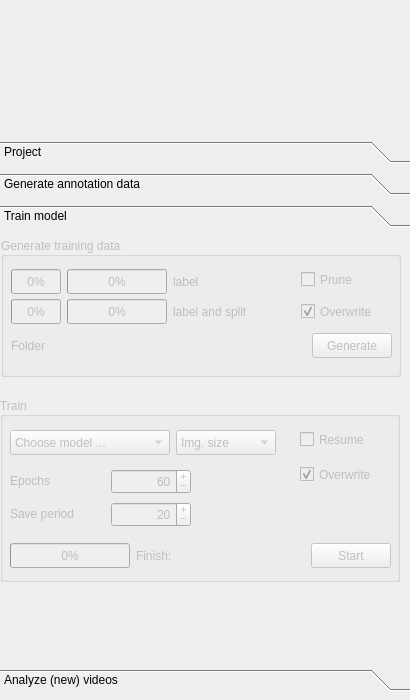
First picture: the form in octron/qt_gui/octron.ui, repository horsto/OCTRON-GUI, before the edit.
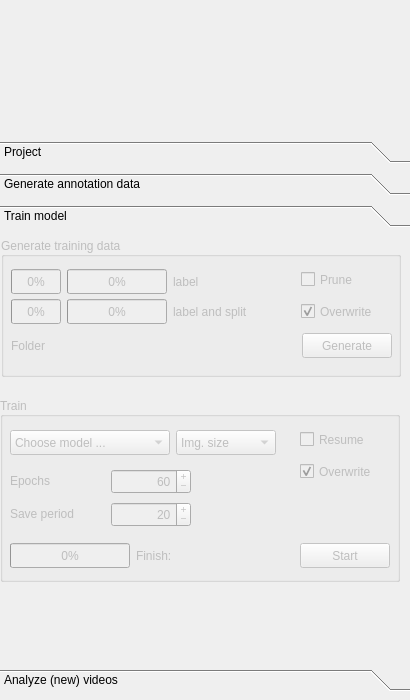
Second picture: the form after the edit. The open tabs and pages were chosen to show the change. Icons and pictures are not drawn.

Diff of the .ui file:
```diff
--- a/octron/qt_gui/octron.ui
+++ b/octron/qt_gui/octron.ui
@@ -1510,13 +1510,13 @@
                </property>
                <property name="minimumSize">
                 <size>
-                 <width>80</width>
+                 <width>90</width>
                  <height>25</height>
                 </size>
                </property>
                <property name="maximumSize">
                 <size>
-                 <width>80</width>
+                 <width>90</width>
                  <height>25</height>
                 </size>
                </property>
@@ -1718,7 +1718,7 @@
               <x>300</x>
               <y>30</y>
               <width>90</width>
-              <height>59</height>
+              <height>53</height>
              </rect>
             </property>
             <layout class="QVBoxLayout" name="train_verticalLayout">
@@ -1851,7 +1851,7 @@
              <rect>
               <x>10</x>
               <y>140</y>
-              <width>381</width>
+              <width>380</width>
               <height>37</height>
              </rect>
             </property>
@@ -1925,13 +1925,13 @@
                </property>
                <property name="minimumSize">
                 <size>
-                 <width>80</width>
+                 <width>90</width>
                  <height>25</height>
                 </size>
                </property>
                <property name="maximumSize">
                 <size>
-                 <width>80</width>
+                 <width>90</width>
                  <height>25</height>
                 </size>
                </property>
```
Left out of the diff: 2 changed lines with no effect on the pictures.
